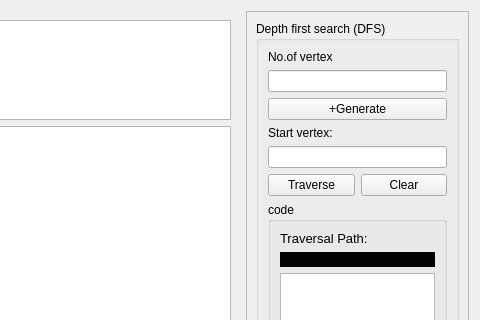
The window that form.ui (Binaya764/DSA-Visualizer) describes before a commit, drawn with Qt 5; both pictures show x 318 to 798 and y 0 to 320 of the 798 by 495 pixel window.
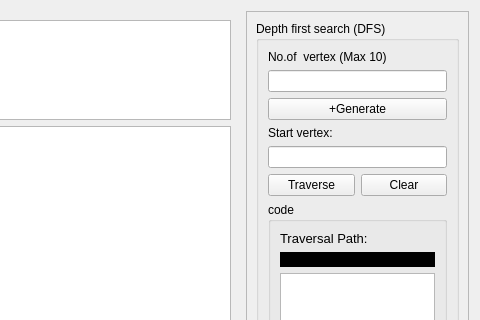
The same window after the commit. The open tabs and pages were chosen to show the change.

The edit to the form file:
```diff
--- a/form.ui
+++ b/form.ui
@@ -1477,7 +1477,7 @@
                 <item>
                  <widget class="QLabel" name="label_25">
                   <property name="text">
-                   <string>No.of vertex</string>
+                   <string>No.of  vertex (Max 10)</string>
                   </property>
                  </widget>
                 </item>
```
Left out of the diff: 4 changed lines with no effect on the pictures.
